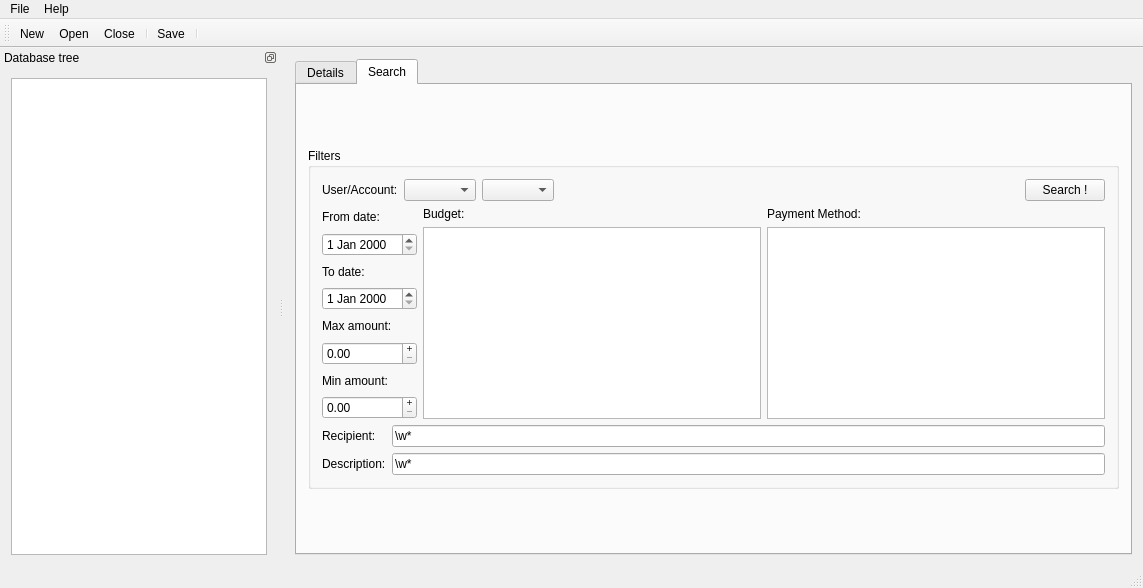
This is ui/mainwindow.ui in koromodako/picsou as Qt 5 draws it before an edit. The edited form follows.
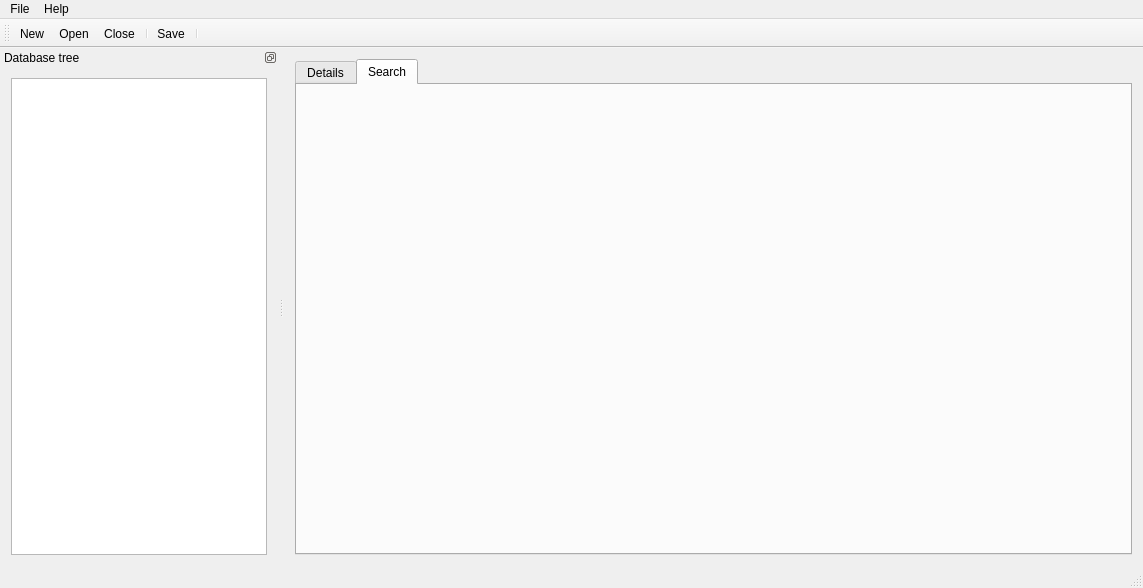
This is the edited form. The open tabs and pages were chosen to show the change. Icons and pictures are not drawn.

Commit message: Move search form into a specific widget

What changed in the file:
```diff
--- a/ui/mainwindow.ui
+++ b/ui/mainwindow.ui
@@ -44,211 +44,7 @@
        <attribute name="title">
         <string>Search</string>
        </attribute>
-       <layout class="QVBoxLayout" name="verticalLayout">
-        <item>
-         <widget class="QGroupBox" name="filters_box">
-          <property name="sizePolicy">
-           <sizepolicy hsizetype="Preferred" vsizetype="Maximum">
-            <horstretch>0</horstretch>
-            <verstretch>1</verstretch>
-           </sizepolicy>
-          </property>
-          <property name="title">
-           <string>Filters</string>
-          </property>
-          <layout class="QVBoxLayout" name="verticalLayout_3">
-           <item>
-            <layout class="QHBoxLayout" name="horizontalLayout">
-             <item>
-              <widget class="QLabel" name="user_account_lab">
-               <property name="text">
-                <string>User/Account:</string>
-               </property>
-              </widget>
-             </item>
-             <item>
-              <widget class="QComboBox" name="user_cb"/>
-             </item>
-             <item>
-              <widget class="QComboBox" name="account_cb"/>
-             </item>
-             <item>
-              <spacer name="horizontalSpacer">
-               <property name="orientation">
-                <enum>Qt::Horizontal</enum>
-               </property>
-               <property name="sizeHint" stdset="0">
-                <size>
-                 <width>40</width>
-                 <height>20</height>
-                </size>
-               </property>
-              </spacer>
-             </item>
-             <item>
-              <widget class="QPushButton" name="search_btn">
-               <property name="text">
-                <string>Search !</string>
-               </property>
-              </widget>
-             </item>
-            </layout>
-           </item>
-           <item>
-            <layout class="QHBoxLayout" name="horizontalLayout_2">
-             <item>
-              <layout class="QVBoxLayout" name="verticalLayout_5">
-               <item>
-                <widget class="QLabel" name="from_lab">
-                 <property name="text">
-                  <string>From date:</string>
-                 </property>
-                </widget>
-               </item>
-               <item>
-                <widget class="QDateEdit" name="from_date"/>
-               </item>
-               <item>
-                <widget class="QLabel" name="to_lab">
-                 <property name="text">
-                  <string>To date:</string>
-                 </property>
-                </widget>
-               </item>
-               <item>
-                <widget class="QDateEdit" name="to_date"/>
-               </item>
-               <item>
-                <widget class="QLabel" name="max_lab">
-                 <property name="text">
-                  <string>Max amount:</string>
-                 </property>
-                </widget>
-               </item>
-               <item>
-                <widget class="QDoubleSpinBox" name="max_sb">
-                 <property name="buttonSymbols">
-                  <enum>QAbstractSpinBox::PlusMinus</enum>
-                 </property>
-                 <property name="accelerated">
-                  <bool>true</bool>
-                 </property>
-                 <property name="maximum">
-                  <double>1000000000.000000000000000</double>
-                 </property>
-                </widget>
-               </item>
-               <item>
-                <widget class="QLabel" name="min_lab">
-                 <property name="text">
-                  <string>Min amount:</string>
-                 </property>
-                </widget>
-               </item>
-               <item>
-                <widget class="QDoubleSpinBox" name="min_sb">
-                 <property name="buttonSymbols">
-                  <enum>QAbstractSpinBox::PlusMinus</enum>
-                 </property>
-                 <property name="accelerated">
-                  <bool>true</bool>
-                 </property>
-                 <property name="maximum">
-                  <double>1000000000.000000000000000</double>
-                 </property>
-                </widget>
-               </item>
-              </layout>
-             </item>
-             <item>
-              <layout class="QVBoxLayout" name="verticalLayout_4">
-               <item>
-                <widget class="QLabel" name="budget_lab">
-                 <property name="text">
-                  <string>Budget:</string>
-                 </property>
-                </widget>
-               </item>
-               <item>
-                <widget class="QListWidget" name="budgets">
-                 <property name="editTriggers">
-                  <set>QAbstractItemView::NoEditTriggers</set>
-                 </property>
-                 <property name="selectionMode">
-                  <enum>QAbstractItemView::MultiSelection</enum>
-                 </property>
-                </widget>
-               </item>
-              </layout>
-             </item>
-             <item>
-              <layout class="QVBoxLayout" name="verticalLayout_7">
-               <item>
-                <widget class="QLabel" name="pm_lab">
-                 <property name="text">
-                  <string>Payment Method:</string>
-                 </property>
-                </widget>
-               </item>
-               <item>
-                <widget class="QListWidget" name="pms">
-                 <property name="editTriggers">
-                  <set>QAbstractItemView::NoEditTriggers</set>
-                 </property>
-                 <property name="selectionMode">
-                  <enum>QAbstractItemView::MultiSelection</enum>
-                 </property>
-                </widget>
-               </item>
-              </layout>
-             </item>
-             <item>
-              <layout class="QVBoxLayout" name="verticalLayout_6"/>
-             </item>
-            </layout>
-           </item>
-           <item>
-            <layout class="QFormLayout" name="formLayout">
-             <item row="0" column="0">
-              <widget class="QLabel" name="recipient_lab">
-               <property name="text">
-                <string>Recipient:</string>
-               </property>
-              </widget>
-             </item>
-             <item row="0" column="1">
-              <widget class="QLineEdit" name="recipient_le">
-               <property name="text">
-                <string>\w*</string>
-               </property>
-               <property name="placeholderText">
-                <string>Regular expression... (type &quot;\w*&quot; here if you don't know what it means)</string>
-               </property>
-              </widget>
-             </item>
-             <item row="1" column="1">
-              <widget class="QLineEdit" name="description_le">
-               <property name="text">
-                <string>\w*</string>
-               </property>
-               <property name="placeholderText">
-                <string>Regular expression... (type &quot;\w*&quot; here if you don't know what it means)</string>
-               </property>
-              </widget>
-             </item>
-             <item row="1" column="0">
-              <widget class="QLabel" name="description_lab">
-               <property name="text">
-                <string>Description:</string>
-               </property>
-              </widget>
-             </item>
-            </layout>
-           </item>
-          </layout>
-         </widget>
-        </item>
-       </layout>
+       <layout class="QVBoxLayout" name="verticalLayout"/>
       </widget>
      </widget>
     </item>
```
The commit also changes 31 other files.
